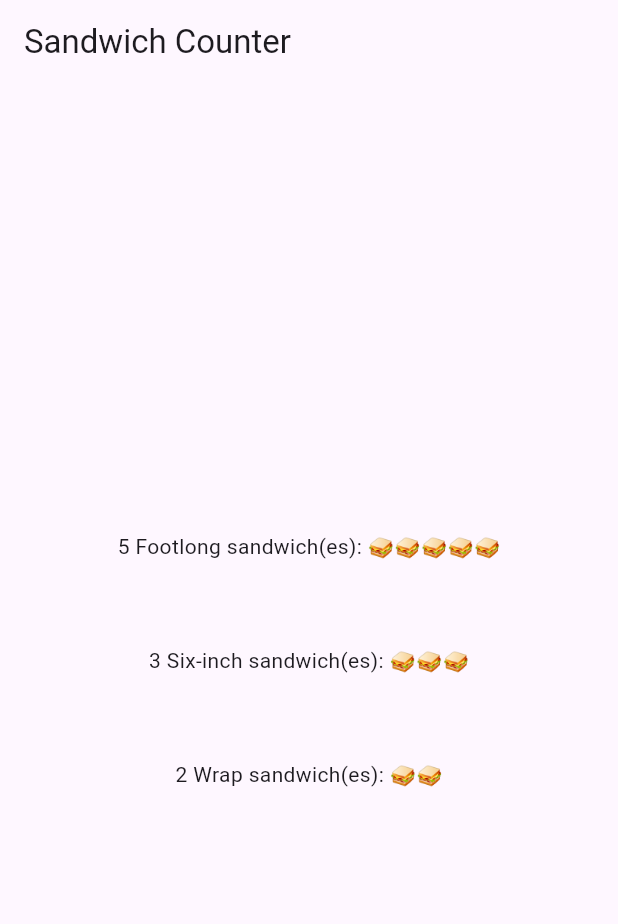
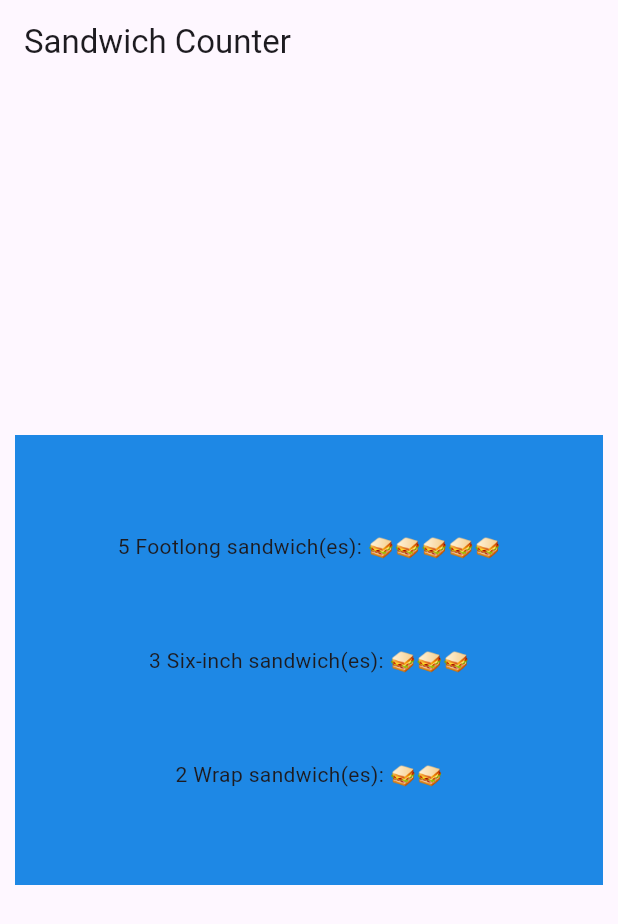
Before and after one commit to James40H/Sandwich_shop, a Flutter app: the screen it shows after launch, on a phone screen of 412 x 824 dp. Shown: the top 924 px of the screen. Run offline on Flutter 3.47's test engine with Material 3 defaults, Android fonts, the phone set to English and light mode, and no system bars.

Commit message:
Q2&Q3 mix

```diff
--- a/lib/main.dart
+++ b/lib/main.dart
@@ -22,7 +22,7 @@ class App extends StatelessWidget {
                 Container(
                   margin: const EdgeInsets.all(10.0),
                   padding: const EdgeInsets.symmetric(horizontal: 12.0, vertical: 8.0),
-                  //color: Colors.blue[600],
+                  color: Colors.blue[600],
                   width: 400.0,
                   height: 300.0,
                   alignment: Alignment.center,
```
